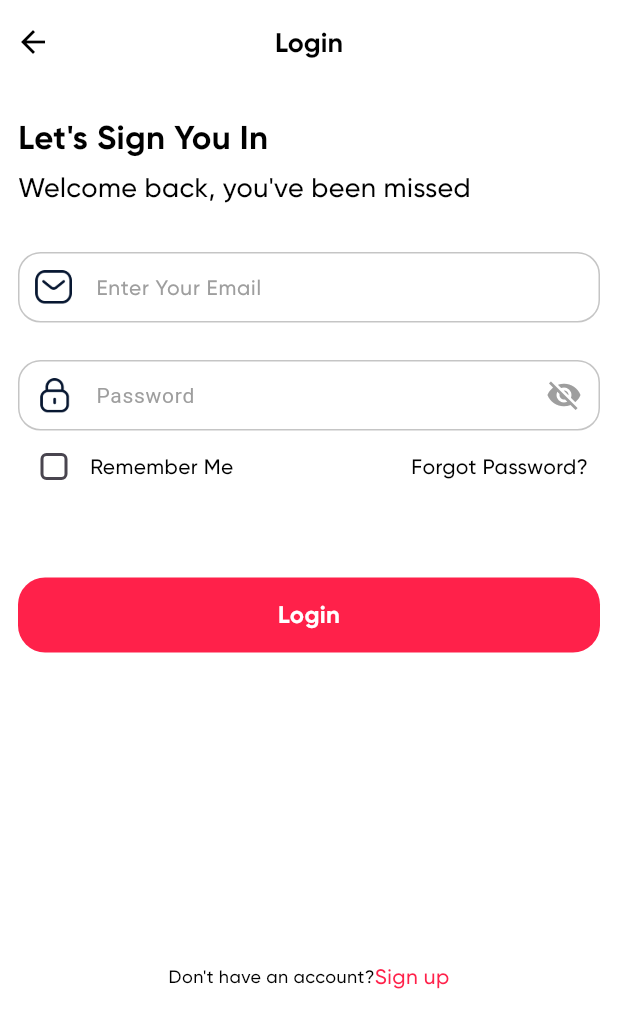
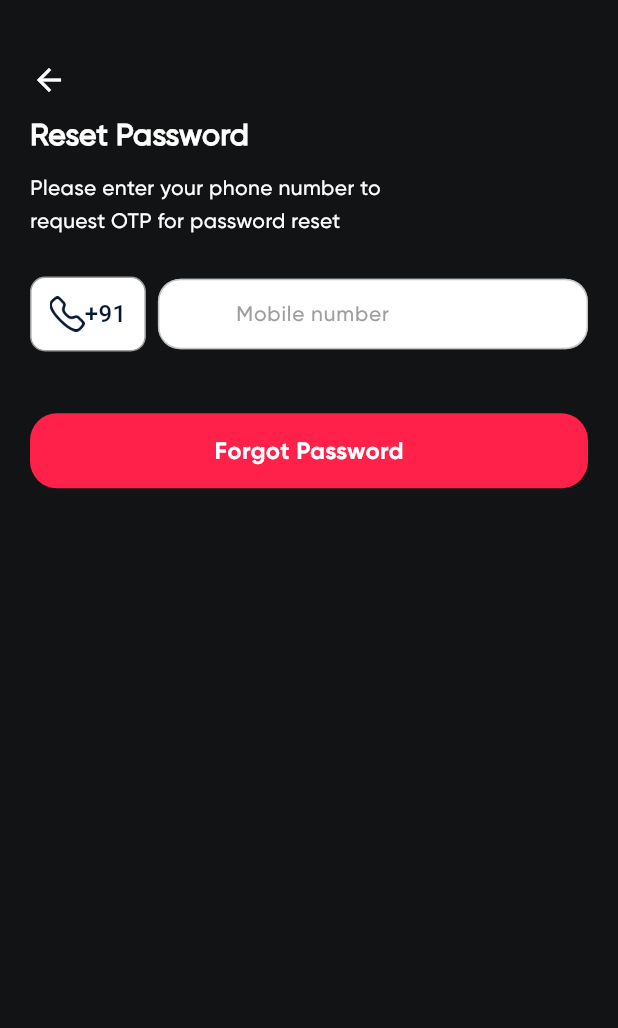
Before and after one commit to saadbhati1002/CampusFEST-Admin, a Flutter app: the screen it shows after launch, after a tap on "Forgot Password?", on a phone screen of 412 x 824 dp. Shown: the top 1028 px of the screen. Run offline on Flutter 3.47's test engine with Material 3 defaults, Android fonts, the phone set to English and light mode, and no system bars; our stand-ins replace cloud_firestore, dio, firebase_auth, firebase_core, firebase_messaging, flutter_local_notifications and 5 more; missing offline and left inert: barcode_scan2; accounts and stored records are empty.

Commit message:
feat: forgot password api integration

```diff
--- a/lib/api/network/auth/auth.dart
+++ b/lib/api/network/auth/auth.dart
@@ -4,7 +4,8 @@ import 'package:event/model/common/common_model.dart';
 
 class AuthNetwork {
   static const String loginUserUrl = 'e_admin_log.php';
-  static const String mobileEmailCheckUrl = 'e_admin_mobile_check.php';
+  static const String mobileEmailCheckUrl = 'e_admin_mobile_email_check.php';
+  static const String mobileCheckUrl = '/e_admin_mobile_check.php';
   static Future<dynamic> loginUser(prams) async {
     final result = await httpManager.post(url: loginUserUrl, data: prams);
     LoginRes response = LoginRes.fromJson(result);
@@ -12,10 +13,14 @@ class AuthNetwork {
   }
 
   static Future<dynamic> mobileEmailCheck(prams) async {
-    print(prams);
     final result =
         await httpManager.post(url: mobileEmailCheckUrl, data: prams);
-    print(result);
+    CommonRes response = CommonRes.fromJson(result);
+    return response;
+  }
+
+  static Future<dynamic> mobileCheck(prams) async {
+    final result = await httpManager.post(url: mobileCheckUrl, data: prams);
     CommonRes response = CommonRes.fromJson(result);
     return response;
   }
--- a/lib/api/repository/auth.dart
+++ b/lib/api/repository/auth.dart
@@ -11,4 +11,11 @@ class AuthRepository {
     final params = {"mobile": mobile, "email": email};
     return await AuthNetwork.mobileEmailCheck(params);
   }
+
+  Future<dynamic> mobileCheckApiCall({String? mobile}) async {
+    final params = {
+      "mobile": mobile,
+    };
+    return await AuthNetwork.mobileCheck(params);
+  }
 }
--- /dev/null
+++ b/lib/screens/auth/forgot_password/forgot_password_screen.dart
@@ -0,0 +1,237 @@
+import 'package:event/api/repository/auth.dart';
+import 'package:event/model/common/common_model.dart';
+import 'package:event/utils/Colors.dart';
+import 'package:event/utils/constant.dart';
+import 'package:event/utils/custom_widget.dart';
+import 'package:event/widget/show_progress_bar.dart';
+import 'package:firebase_auth/firebase_auth.dart';
+import 'package:flutter/material.dart';
+import 'package:get/get.dart';
+
+class ForgotPasswordScreen extends StatefulWidget {
+  const ForgotPasswordScreen({super.key});
+
+  @override
+  State<ForgotPasswordScreen> createState() => _ForgotPasswordScreenState();
+}
+
+class _ForgotPasswordScreenState extends State<ForgotPasswordScreen> {
+  final number = TextEditingController();
+  String? selectedCountryCode = "+91";
+
+  bool isLoading = false;
+
+  @override
+  void initState() {
+    super.initState();
+  }
+
+  String? vID = "";
+
+  verifyPhone() async {
+    FocusScope.of(context).requestFocus(FocusNode());
+    try {
+      setState(() {
+        isLoading = true;
+      });
+      CommonRes response =
+          await AuthRepository().mobileCheckApiCall(mobile: number.text.trim());
+      if (response.responseCode == "200") {
+        await FirebaseAuth.instance.verifyPhoneNumber(
+          phoneNumber: selectedCountryCode! + number.text.toString(),
+          verificationCompleted: (PhoneAuthCredential credential) {
+            AppConstant.showToastMessage("Auth Completed!");
+          },
+          verificationFailed: (FirebaseAuthException e) {
+            AppConstant.showToastMessage("Auth Failed!");
+          },
+          codeSent: (String verificationId, int? resendToken) {
+            AppConstant.showToastMessage("OTP Sent!");
+            setState(() {});
+
+            isLoading = false;
+            // Get.to(() => Verification(
+            //     verID: verificationId, number: number.text, type: "Reset"));
+          },
+          codeAutoRetrievalTimeout: (String verificationId) {},
+        );
+      } else {
+        AppConstant.showToastMessage(response.responseMsg);
+      }
+    } catch (e) {
+      debugPrint(e.toString());
+    } finally {
+      setState(() {
+        isLoading = false;
+      });
+    }
+  }
+
+  @override
+  Widget build(BuildContext context) {
+    return Scaffold(
+      backgroundColor: AppColors.darkMode,
+      body: Stack(
+        children: [
+          SingleChildScrollView(
+            child: Column(
+              children: [
+                SizedBox(height: MediaQuery.of(context).size.height * .05),
+                Row(
+                  children: [
+                    SizedBox(width: MediaQuery.of(context).size.width / 20),
+                    GestureDetector(
+                      onTap: () {
+                        Navigator.pop(context);
+                      },
+                      child: const Icon(Icons.arrow_back,
+                          color: AppColors.whiteColor),
+                    ),
+                  ],
+                ),
+                SizedBox(height: MediaQuery.of(context).size.height / 80),
+                Row(
+                  children: [
+                    Padding(
+                      padding: const EdgeInsets.only(left: 20),
+                      child: Text(
+                        "Reset Password".tr,
+                        style: const TextStyle(
+                          fontSize: 20,
+                          fontWeight: FontWeight.bold,
+                          fontFamily: 'Gilroy Medium',
+                          color: AppColors.whiteColor,
+                        ),
+                      ),
+                    ),
+                  ],
+                ),
+                SizedBox(height: MediaQuery.of(context).size.height / 80),
+                Row(
+                  children: [
+                    Padding(
+                      padding: const EdgeInsets.only(left: 20),
+                      child: Column(
+                        crossAxisAlignment: CrossAxisAlignment.start,
+                        children: [
+                          const Text(
+                            "Please enter your phone number to",
+                            style: TextStyle(
+                              fontSize: 14,
+                              fontFamily: 'Gilroy Medium',
+                              color: AppColors.whiteColor,
+                            ),
+                          ),
+                          SizedBox(
+                              height: MediaQuery.of(context).size.height / 400),
+                          const Text(
+                            "request OTP for password reset",
+                            style: TextStyle(
+                              fontSize: 14,
+                              fontFamily: 'Gilroy Medium',
+                              color: AppColors.whiteColor,
+                            ),
+                          ),
+                        ],
+                      ),
+                    ),
+                  ],
+                ),
+                SizedBox(height: MediaQuery.of(context).size.height / 30),
+                Padding(
+                  padding: const EdgeInsets.symmetric(horizontal: 20),
+                  child: Ink(
+                    child: Row(
+                      mainAxisAlignment: MainAxisAlignment.spaceBetween,
+                      children: [
+                        Container(
+                          height: 50,
+                          decoration: BoxDecoration(
+                            color: AppColors.whiteColor,
+                            borderRadius: BorderRadius.circular(10),
+                            border: Border.all(
+                              width: 1,
+                              color: AppColors.greyColor,
+                            ),
+                          ),
+                          child: Row(
+                            mainAxisSize: MainAxisSize.min,
+                            children: [
+                              const SizedBox(width: 12),
+                              Image.asset(
+                                "assets/Call1.png",
+                                scale: 3.5,
+                                color: AppColors.textColor,
+                              ),
+                              Text(
+                                selectedCountryCode!,
+                                style: const TextStyle(
+                                  fontWeight: FontWeight.w500,
+                                  fontSize: 16,
+                                  color: AppColors.textColor,
+                                ),
+                              ),
+                              const SizedBox(width: 12),
+                            ],
+                          ),
+                        ),
+                        const SizedBox(
+                          width: 8,
+                        ),
+                        Expanded(
+                          child: textfield(
+                            controller: number,
+                            text: "Mobile number",
+                            keyboardType: TextInputType.number,
+                            fieldColor: AppColors.bgColor,
+                            labelColor: AppColors.greyColor,
+                            validator: (value) {
+                              if (value == null || value.isEmpty) {
+                                return 'Please enter your Mobile Number';
+                              }
+                              return null;
+                            },
+                          ),
+                        ),
+                      ],
+                    ),
+                  ),
+                ),
+                SizedBox(height: MediaQuery.of(context).size.height / 20),
+                GestureDetector(
+                  onTap: () {
+                    if (number.text.isEmpty) {
+                      AppConstant.showToastMessage(
+                          "Please enter mobile number");
+                      return;
+                    }
+                    verifyPhone();
+                  },
+                  child: Container(
+                    height: 50,
+                    margin: const EdgeInsets.symmetric(horizontal: 20),
+                    width: double.infinity,
+                    decoration: BoxDecoration(
+                      borderRadius: BorderRadius.circular(18),
+                      color: AppColors.appColor,
+                    ),
+                    child: const Center(
+                      child: Text(
+                        "Forgot Password",
+                        style: TextStyle(
+                            fontSize: 16,
+                            color: AppColors.whiteColor,
+                            fontFamily: "Gilroy Bold"),
+                      ),
+                    ),
+                  ),
+                ),
+              ],
+            ),
+          ),
+          isLoading ? const ShowProgressBar() : const SizedBox()
+        ],
+      ),
+    );
+  }
+}
--- a/lib/screens/auth/login/login.dart
+++ b/lib/screens/auth/login/login.dart
@@ -1,6 +1,7 @@
 import 'dart:convert';
 import 'package:event/api/repository/auth.dart';
 import 'package:event/model/auth/login_model.dart';
+import 'package:event/screens/auth/forgot_password/forgot_password_screen.dart';
 import 'package:event/screens/auth/register/signup.dart';
 import 'package:event/utils/constant.dart';
 import 'package:event/widget/show_progress_bar.dart';
@@ -124,8 +125,8 @@ class _LoginScreenState extends State<LoginScreen> {
                       const Spacer(),
                       GestureDetector(
                         onTap: () {
-                          // Get.to(() => const Resetpassword(),
-                          //     duration: Duration.zero);
+                          Get.to(() => const ForgotPasswordScreen(),
+                              duration: Duration.zero);
                         },
                         child: Container(
                           color: Colors.transparent,
```
Also changed, not shown: 1 other file.
